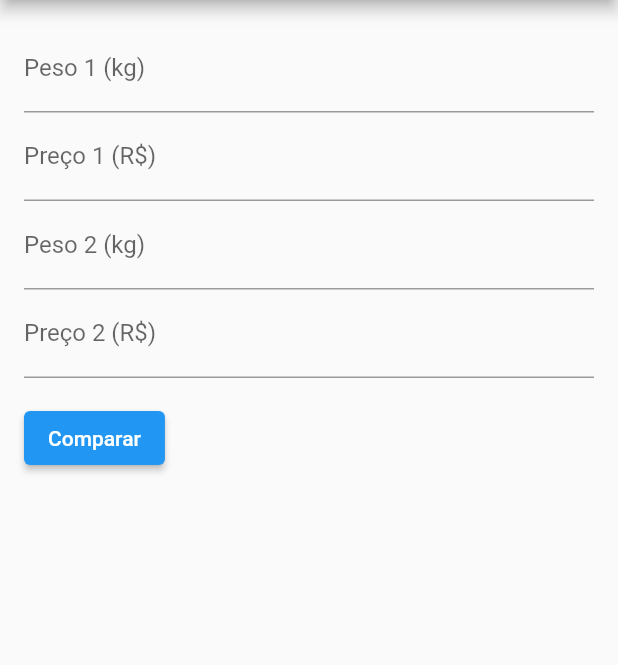
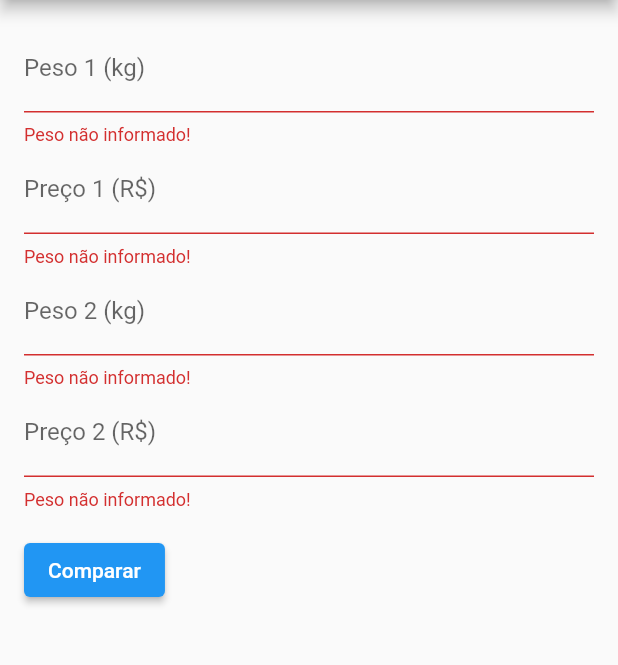
Before and after one commit to weslleyvito/comprador, a Flutter app: the screen it shows after launch, on a phone screen of 412 x 824 dp, the part 84-749 px from its top. Run offline on Flutter 3.47's test engine with Material 2 defaults, Android fonts, the light colour scheme and no system bars; our stand-ins replace get.

Commit message:
Criação de componentes

```diff
--- /dev/null
+++ b/lib/components/input-generics.dart
@@ -0,0 +1,59 @@
+import 'package:flutter/material.dart';
+import 'package:flutter/src/foundation/key.dart';
+import 'package:flutter/src/widgets/framework.dart';
+import 'package:flutter/src/widgets/placeholder.dart';
+
+class InputGeneric extends StatefulWidget {
+  late String label;
+  late TextEditingController controller;
+  late TextInputType typeInput;
+  late String? Function(String?)? validator;
+  late String Function(String?) onChange;
+  late String errorText;
+
+  InputGeneric({
+    Key? key,
+    required this.label,
+    required this.controller,
+    required this.typeInput,
+    required this.validator,
+    // required this.onChange,
+    required this.errorText,
+  }) : super(key: key);
+
+  @override
+  State<InputGeneric> createState() => _InputGenericState();
+}
+
+class _InputGenericState extends State<InputGeneric> {
+  @override
+  void initState() {
+    super.initState();
+    widget.controller = TextEditingController();
+  }
+
+  @override
+  void dispose() {
+    widget.controller.dispose();
+    super.dispose();
+  }
+
+  void _validateInput(String value) {
+    setState(() {
+      widget.errorText = widget.validator!(value) ?? '';
+    });
+  }
+
+  @override
+  Widget build(BuildContext context) {
+    return TextFormField(
+      controller: widget.controller,
+      keyboardType: widget.typeInput,
+      decoration:
+          InputDecoration(labelText: widget.label, errorText: widget.errorText),
+      validator: widget.validator,
+      onEditingComplete: () => _validateInput(widget.controller.text),
+      // onChanged: widget.onChange,
+    );
+  }
+}
--- a/lib/main.dart
+++ b/lib/main.dart
@@ -1,4 +1,5 @@
-import 'package:comparador/controller.dart';
+import 'package:comparador/components/input-generics.dart';
+import 'package:comparador/controller/controller.dart';
 import 'package:flutter/material.dart';
 
 import 'package:get/get.dart';
@@ -33,8 +34,7 @@ class MyHomePage extends StatefulWidget {
 }
 
 class _MyHomePageState extends State<MyHomePage> {
-
-    final Controlador _controlador = Get.find<Controlador>();
+  final Controlador _controlador = Get.find<Controlador>();
 
   // Função que calcula o preço por quilo de um produto
   precoPorQuilo(var peso, var preco) {
@@ -42,17 +42,20 @@ class _MyHomePageState extends State<MyHomePage> {
   }
 
   // Função que compara dois produtos e retorna qual é mais barato
-   compararProdutos(
-      var peso1, var preco1, var peso2, var preco2) {
+  compararProdutos(var peso1, var preco1, var peso2, var preco2) {
     var ppq1 = precoPorQuilo(peso1, preco1); // Preço por quilo do produto 1
     var ppq2 = precoPorQuilo(peso2, preco2); // Preço por quilo do produto 2
     if (ppq1 < ppq2) {
-      _controlador.mensagem.value = "O produto 1 está mais em conta, pois custa R\$ $ppq1 por quilo.";
+      _controlador.mensagem.value =
+          "O produto 1 está mais em conta, pois custa R\$ $ppq1 por quilo.";
       return _controlador.mensagem.value;
     } else if (ppq1 > ppq2) {
-      _controlador.mensagem.value = "O produto 2 está mais em conta, pois custa R\$ $ppq2 por quilo.";
+      _controlador.mensagem.value =
+          "O produto 2 está mais em conta, pois custa R\$ $ppq2 por quilo.";
       return _controlador.mensagem.value;
-    } else {_controlador.mensagem.value = "Os dois produtos têm o mesmo preço por quilo: R\$ $ppq1.";
+    } else {
+      _controlador.mensagem.value =
+          "Os dois produtos têm o mesmo preço por quilo: R\$ $ppq1.";
       return _controlador.mensagem.value;
     }
   }
@@ -64,7 +67,6 @@ class _MyHomePageState extends State<MyHomePage> {
     TextEditingController preco1 = TextEditingController();
     TextEditingController preco2 = TextEditingController();
 
-
     return Scaffold(
       appBar: AppBar(
         title: Text('Comparador de Produtos'),
@@ -75,35 +77,62 @@ class _MyHomePageState extends State<MyHomePage> {
           child: Column(
             crossAxisAlignment: CrossAxisAlignment.start,
             children: [
-              TextFormField(
+              InputGeneric(
+                label: 'Peso 1 (kg)',
                 controller: peso1,
-                keyboardType: TextInputType.number,
-                decoration: InputDecoration(labelText: 'Peso 1 (kg)'),
-
+                typeInput: TextInputType.number,
+                validator: (String? value) {
+                  if (value!.isEmpty || value == null) {
+                    return "Campo Obrigatorio";
+                  }
+                  return null;
+                },
+                errorText: "Peso não informado!",
               ),
-              TextFormField(
-                keyboardType: TextInputType.number,
-                decoration: InputDecoration(labelText: 'Preço 1 (R\$)'),
+              InputGeneric(
+                label: 'Preço 1 (R\$)',
                 controller: preco1,
-
+                typeInput: TextInputType.number,
+                validator: (String? value) {
+                  if (value!.isEmpty || value == null) {
+                    return "Campo Obrigatorio";
+                  }
+                  return null;
+                },
+                errorText: "Peso não informado!",
               ),
-              TextFormField(
-                keyboardType: TextInputType.number,
-                decoration: InputDecoration(labelText: 'Peso 2 (kg)'),
+              InputGeneric(
+                label: 'Peso 2 (kg)',
                 controller: peso2,
-
+                typeInput: TextInputType.number,
+                validator: (String? value) {
+                  if (value!.isEmpty || value == null) {
+                    return "Campo Obrigatorio";
+                  }
+                  return null;
+                },
+                errorText: "Peso não informado!",
               ),
-              TextFormField(
-                keyboardType: TextInputType.number,
-                decoration: InputDecoration(labelText: 'Preço 2 (R\$)'),
+              InputGeneric(
+                label: 'Preço 2 (R\$)',
                 controller: preco2,
-
+                typeInput: TextInputType.number,
+                validator: (String? value) {
+                  if (value!.isEmpty || value == null) {
+                    return "Campo Obrigatorio";
+                  }
+                  return null;
+                },
+                errorText: "Peso não informado!",
               ),
-              SizedBox(height: 16.0),
+              const SizedBox(height: 16.0),
               ElevatedButton(
                 onPressed: () {
-
-                      compararProdutos(double.parse(peso1.text), double.parse(preco1.text), double.parse(peso2.text), double.parse(preco2.text));
+                  compararProdutos(
+                      double.parse(peso1.text),
+                      double.parse(preco1.text),
+                      double.parse(peso2.text),
+                      double.parse(preco2.text));
                 },
                 child: Text('Comparar'),
               ),
```
Also changed, not shown: lib/components/button-generic.dart (added, +23 -0 lines), lib/controller/controller.dart (renamed from lib/controller.dart).
